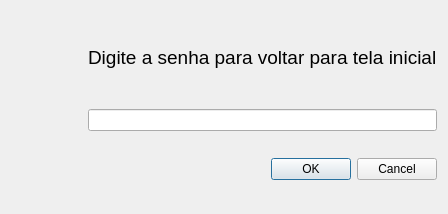
Before: the Qt Designer form App/Desenvolvimento/src/main/python/dialogpassword.ui in wesleyrodrigues/TCC, drawn with Qt 5.
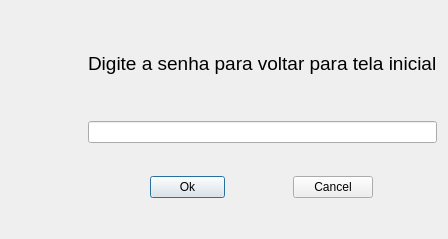
After: the same form once the commit is applied. Icons and pictures are not drawn.

Commit message: Adicionado dialog e algumas alterações da aplicação, obs dialog não funciona

```diff
--- a/App/Desenvolvimento/src/main/python/dialogpassword.ui
+++ b/App/Desenvolvimento/src/main/python/dialogpassword.ui
@@ -7,7 +7,7 @@
     <x>0</x>
     <y>0</y>
     <width>448</width>
-    <height>214</height>
+    <height>239</height>
    </rect>
   </property>
   <property name="windowTitle">
@@ -20,16 +20,6 @@
    <string notr="true"/>
   </property>
   <layout class="QGridLayout" name="gridLayout">
-   <item row="2" column="2">
-    <widget class="QDialogButtonBox" name="buttonBox">
-     <property name="orientation">
-      <enum>Qt::Horizontal</enum>
-     </property>
-     <property name="standardButtons">
-      <set>QDialogButtonBox::Cancel|QDialogButtonBox::Ok</set>
-     </property>
-    </widget>
-   </item>
    <item row="0" column="2">
     <widget class="QLabel" name="label">
      <property name="font">
@@ -42,22 +32,6 @@
      </property>
     </widget>
    </item>
-   <item row="1" column="2">
-    <widget class="QLineEdit" name="lineEdit"/>
-   </item>
-   <item row="0" column="1">
-    <spacer name="horizontalSpacer">
-     <property name="orientation">
-      <enum>Qt::Horizontal</enum>
-     </property>
-     <property name="sizeHint" stdset="0">
-      <size>
-       <width>10</width>
-       <height>10</height>
-      </size>
-     </property>
-    </spacer>
-   </item>
    <item row="0" column="0">
     <widget class="QLabel" name="label_2">
      <property name="maximumSize">
@@ -77,6 +51,59 @@
      </property>
     </widget>
    </item>
+   <item row="0" column="1">
+    <spacer name="horizontalSpacer">
+     <property name="orientation">
+      <enum>Qt::Horizontal</enum>
+     </property>
+     <property name="sizeHint" stdset="0">
+      <size>
+       <width>10</width>
+       <height>10</height>
+      </size>
+     </property>
+    </spacer>
+   </item>
+   <item row="1" column="2">
+    <widget class="QLineEdit" name="lineEdit">
+     <property name="echoMode">
+      <enum>QLineEdit::Password</enum>
+     </property>
+    </widget>
+   </item>
+   <item row="4" column="2">
+    <layout class="QHBoxLayout" name="horizontalLayout">
+     <item>
+      <widget class="QPushButton" name="btnOk">
+       <property name="maximumSize">
+        <size>
+         <width>75</width>
+         <height>23</height>
+        </size>
+       </property>
+       <property name="text">
+        <string>Ok</string>
+       </property>
+      </widget>
+     </item>
+     <item>
+      <widget class="QDialogButtonBox" name="buttonBox">
+       <property name="sizePolicy">
+        <sizepolicy hsizetype="Fixed" vsizetype="Fixed">
+         <horstretch>0</horstretch>
+         <verstretch>0</verstretch>
+        </sizepolicy>
+       </property>
+       <property name="orientation">
+        <enum>Qt::Horizontal</enum>
+       </property>
+       <property name="standardButtons">
+        <set>QDialogButtonBox::Cancel</set>
+       </property>
+      </widget>
+     </item>
+    </layout>
+   </item>
   </layout>
  </widget>
  <resources/>
```
Left out of the diff: 18 changed lines with no effect on the pictures. The commit also changes 4 other files.
